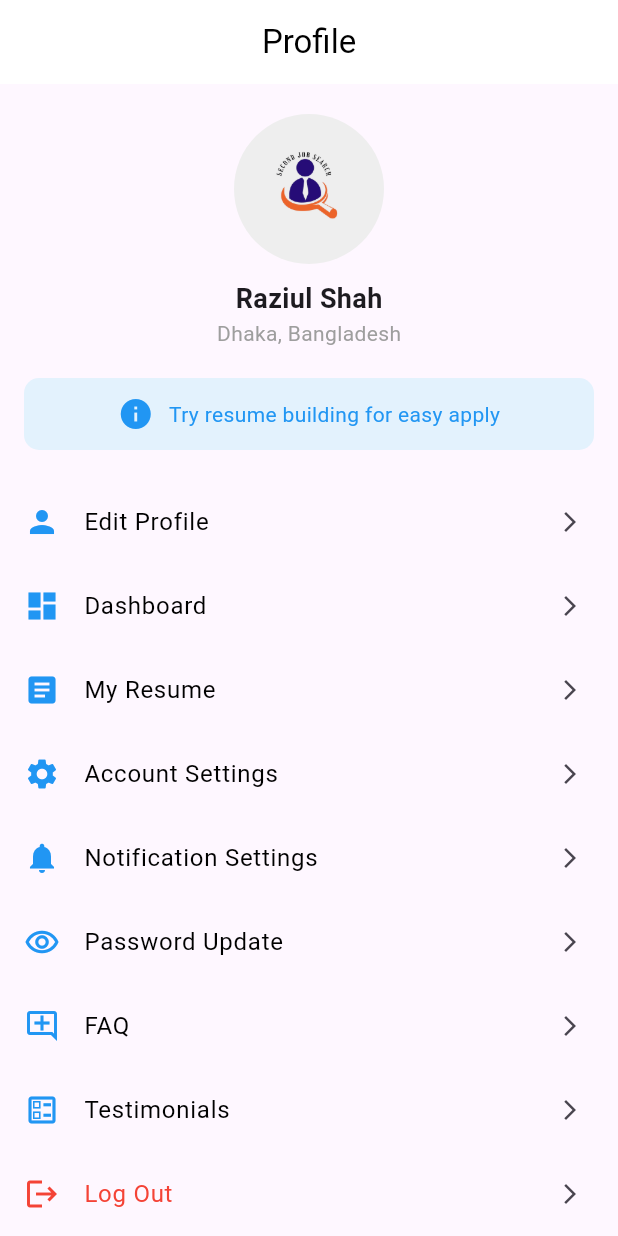
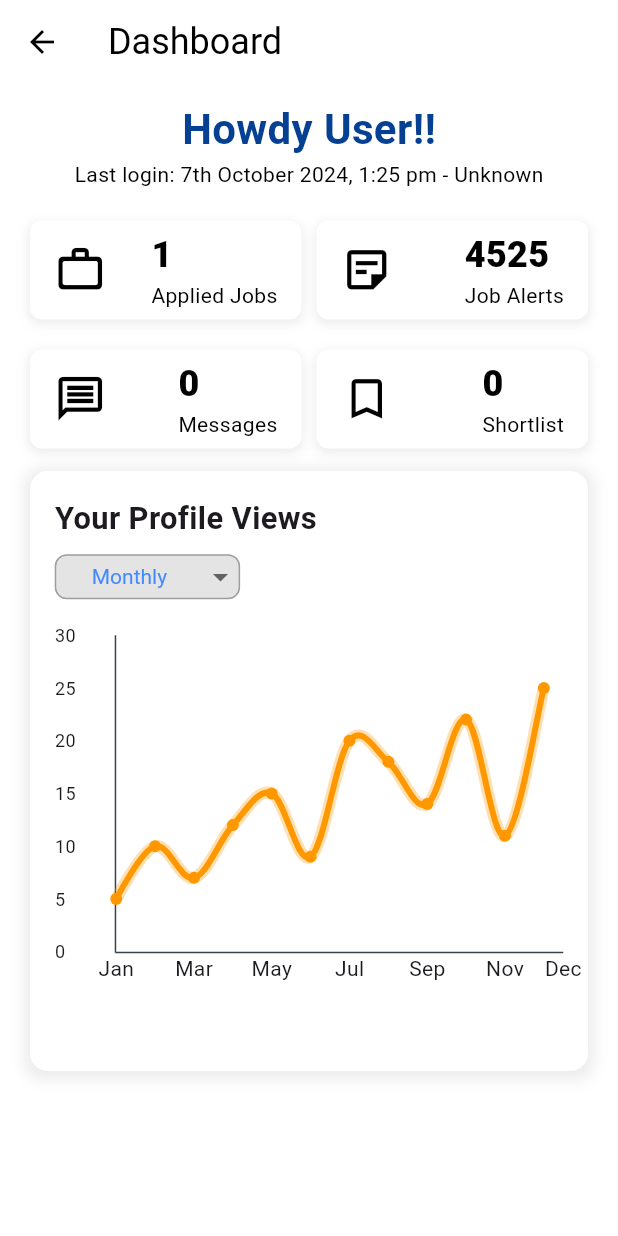
Before and after one commit to Praveen919/Second_Job_Search, a Flutter app: the MyProfilePageScreen screen opened directly, after a tap on "Dashboard", on a phone screen of 412 x 824 dp. Run offline on Flutter 3.47's test engine with Material 3 defaults, Android fonts, the phone set to English and light mode, and no system bars; drawn by our look-alikes of fl_chart; our stand-ins replace font_awesome_flutter, image_picker.

Commit message:
candidate dashboard updated

```diff
--- a/lib/screens/Bottom_navigation/my_profile_page.dart
+++ b/lib/screens/Bottom_navigation/my_profile_page.dart
@@ -3,6 +3,7 @@ import 'package:image_picker/image_picker.dart';
 import 'dart:io';
 
 import 'package:second_job_search/screens/login.dart';
+import 'package:second_job_search/screens/profile_screens/profile_cand_dashboard.dart';
 
 class MyProfilePageScreen extends StatefulWidget {
   const MyProfilePageScreen({super.key});
@@ -99,7 +100,12 @@ class _ProfileScreenState extends State<MyProfilePageScreen> {
                   context,
                   icon: Icons.dashboard,
                   text: 'Dashboard',
-                  onTap: () {},
+                  onTap: () {
+                    Navigator.push(
+                        context,
+                        MaterialPageRoute(
+                            builder: (context) => const Profilescreen()));
+                  },
                 ),
                 _buildOption(
                   context,
@@ -161,9 +167,9 @@ class _ProfileScreenState extends State<MyProfilePageScreen> {
 
   Widget _buildOption(BuildContext context,
       {required IconData icon,
-        required String text,
-        required VoidCallback onTap,
-        bool isLogout = false}) {
+      required String text,
+      required VoidCallback onTap,
+      bool isLogout = false}) {
     return ListTile(
       leading: Icon(icon, color: isLogout ? Colors.red : Colors.blue),
       title: Text(
@@ -290,7 +296,8 @@ class EditProfileScreen extends StatelessWidget {
                       value: "Female",
                       items: const [
                         DropdownMenuItem(value: "Male", child: Text("Male")),
-                        DropdownMenuItem(value: "Female", child: Text("Female")),
+                        DropdownMenuItem(
+                            value: "Female", child: Text("Female")),
                         DropdownMenuItem(value: "Other", child: Text("Other")),
                       ],
                       onChanged: (value) {},
--- /dev/null
+++ b/lib/screens/profile_screens/profile_cand_dashboard.dart
@@ -0,0 +1,596 @@
+import 'package:flutter/material.dart';
+import 'package:fl_chart/fl_chart.dart';
+
+class Profilescreen extends StatelessWidget {
+  const Profilescreen({super.key});
+
+  // Reusable Container Widget
+  Widget _buildInfoContainer({
+    required IconData icon,
+    required String count,
+    required String label,
+    required Color iconColor,
+    required double containerWidth,
+    required Color backgroundColor,
+  }) {
+    return Container(
+      width: containerWidth,
+      margin: const EdgeInsets.symmetric(vertical: 5),
+      decoration: BoxDecoration(
+        color: Colors.white,
+        borderRadius: BorderRadius.circular(8),
+        border: Border.all(color: Colors.white, width: 1),
+        boxShadow: [
+          BoxShadow(
+            color: Colors.grey.withOpacity(0.2),
+            spreadRadius: 1,
+            blurRadius: 5,
+            offset: const Offset(0, 2),
+          ),
+        ],
+      ),
+      child: Row(
+        mainAxisAlignment: MainAxisAlignment.spaceBetween,
+        children: [
+          Padding(
+            padding: const EdgeInsets.fromLTRB(15, 5, 10, 5),
+            child: Icon(
+              icon,
+              size: 35,
+              color: iconColor,
+            ),
+          ),
+          Padding(
+            padding: const EdgeInsets.fromLTRB(10, 5, 15, 5),
+            child: Column(
+              crossAxisAlignment: CrossAxisAlignment.start,
+              children: [
+                Text(
+                  count,
+                  style: TextStyle(
+                      fontWeight: FontWeight.w800,
+                      fontSize: 24,
+                      color: iconColor),
+                ),
+                Text(
+                  label,
+                  style: const TextStyle(
+                    fontWeight: FontWeight.w400,
+                    fontSize: 14,
+                    color: Colors.black,
+                  ),
+                ),
+              ],
+            ),
+          ),
+        ],
+      ),
+    );
+  }
+
+  @override
+  Widget build(BuildContext context) {
+    // Get screen width for responsive layout
+    final screenWidth = MediaQuery.of(context).size.width;
+
+    return Scaffold(
+      backgroundColor: Colors.white, // White background for the entire screen
+      appBar: AppBar(
+        backgroundColor: Colors.white, // White background for AppBar
+        elevation: 0, // Remove shadow
+        leading: IconButton(
+          icon: const Icon(Icons.arrow_back, color: Colors.black),
+          onPressed: () {
+            Navigator.pop(context); // Go back to the previous screen
+          },
+        ),
+        title: const Text(
+          'Dashboard',
+          style: TextStyle(color: Colors.black, fontSize: 24),
+        ),
+      ),
+      body: SingleChildScrollView(
+        scrollDirection: Axis.vertical,
+        child: Padding(
+          padding: const EdgeInsets.symmetric(horizontal: 20),
+          child: Column(
+            children: [
+              const SizedBox(height: 10),
+              const Text(
+                'Howdy User!!',
+                style: TextStyle(
+                    fontWeight: FontWeight.bold,
+                    fontSize: 28,
+                    color: Color.fromARGB(255, 5, 64, 146)),
+              ),
+              const Text(
+                'Last login: 7th October 2024, 1:25 pm - Unknown',
+                style: TextStyle(
+                    fontWeight: FontWeight.w400,
+                    fontSize: 14,
+                    color: Colors.black),
+              ),
+              const SizedBox(height: 16),
+              Row(
+                mainAxisAlignment: MainAxisAlignment.spaceBetween,
+                children: [
+                  Expanded(
+                    child: _buildInfoContainer(
+                      icon: Icons.work_outline_rounded,
+                      count: '1',
+                      label: 'Applied Jobs',
+                      iconColor: Colors.black,
+                      backgroundColor: Colors.purpleAccent,
+                      containerWidth: screenWidth * 0.4, // Responsive width
+                    ),
+                  ),
+                  const SizedBox(width: 10),
+                  Expanded(
+                    child: _buildInfoContainer(
+                      icon: Icons.sticky_note_2_outlined,
+                      count: '4525',
+                      label: 'Job Alerts',
+                      iconColor: Colors.black,
+                      backgroundColor: Colors.black26,
+                      containerWidth: screenWidth * 0.4, // Responsive width
+                    ),
+                  ),
+                ],
+              ),
+              const SizedBox(height: 10),
+              Row(
+                mainAxisAlignment: MainAxisAlignment.spaceBetween,
+                children: [
+                  Expanded(
+                    child: _buildInfoContainer(
+                      icon: Icons.message_outlined,
+                      count: '0',
+                      label: 'Messages',
+                      iconColor: Colors.black,
+                      backgroundColor: Colors.black26,
+                      containerWidth: screenWidth * 0.4, // Responsive width
+                    ),
+                  ),
+                  const SizedBox(width: 10),
+                  Expanded(
+                    child: _buildInfoContainer(
+                      icon: Icons.bookmark_outline,
+                      count: '0',
+                      label: 'Shortlist',
+                      iconColor: Colors.black,
+                      backgroundColor: Colors.black26,
+                      containerWidth: screenWidth * 0.4, // Responsive width
+                    ),
+                  ),
+                ],
+              ),
+              const SizedBox(height: 10),
+              const ProfileViewsChart(),
+            ],
+          ),
+        ),
+      ),
+    );
+  }
+}
+
+class ProfileViewsChart extends StatefulWidget {
+  const ProfileViewsChart({super.key});
+
+  @override
+  _ProfileViewsChartState createState() => _ProfileViewsChartState();
+}
+
+class _ProfileViewsChartState extends State<ProfileViewsChart> {
+  String selectedPeriod = 'Monthly';
+  String? tooltipText;
+
+  final List<FlSpot> dataPoints = [
+    const FlSpot(0, 5),
+    const FlSpot(1, 10),
+    const FlSpot(2, 7),
+    const FlSpot(3, 12),
+    const FlSpot(4, 15),
+    const FlSpot(5, 9),
+    const FlSpot(6, 20),
+    const FlSpot(7, 18),
+    const FlSpot(8, 14),
+    const FlSpot(9, 22),
+    const FlSpot(10, 11),
+    const FlSpot(11, 25),
+  ];
+
+  void onSpotTapped(FlSpot spot) {
+    setState(() {
+      tooltipText = 'Views: ${spot.y.toInt()}';
+    });
+  }
+
+  @override
+  Widget build(BuildContext context) {
+    final screenWidth = MediaQuery.of(context).size.width; // Get screen width
+
+    return Container(
+      height: 400,
+      padding: EdgeInsets.all(screenWidth * 0.04), // Responsive padding
+      decoration: BoxDecoration(
+        color: Colors.white,
+        borderRadius: BorderRadius.circular(12),
+        boxShadow: [
+          BoxShadow(
+            color: Colors.grey.withOpacity(0.2),
+            blurRadius: 8,
+            spreadRadius: 4,
+            offset: const Offset(0, 2),
+          ),
+        ],
+      ),
+      child: Column(
+        crossAxisAlignment: CrossAxisAlignment.start,
+        children: [
+          Text(
+            'Your Profile Views',
+            style: TextStyle(
+              fontWeight: FontWeight.bold,
+              fontSize: screenWidth * 0.05, // Responsive font size
+            ),
+          ),
+          const SizedBox(height: 10),
+          Container(
+            width: screenWidth * 0.3, // Responsive width
+            height: 30,
+            decoration: BoxDecoration(
+              color: const Color.fromARGB(255, 228, 228, 228),
+              borderRadius: BorderRadius.circular(8),
+              border: Border.all(width: 1, color: Colors.grey),
+            ),
+            child: DropdownButton<String>(
+              isExpanded: true,
+              dropdownColor: Colors.white,
+              value: selectedPeriod,
+              items: <String>['Daily', 'Weekly', 'Monthly']
+                  .map<DropdownMenuItem<String>>((String value) {
+                return DropdownMenuItem<String>(
+                  value: value,
+                  child: Center(
+                    child: Text(
+                      value,
+                      style: const TextStyle(color: Colors.blueAccent),
+                    ),
+                  ),
+                );
+              }).toList(),
+              onChanged: (String? newValue) {
+                setState(() {
+                  selectedPeriod = newValue!;
+                });
+              },
+              style: const TextStyle(color: Colors.white), // Text color
+              underline: const SizedBox(), // Remove underline
+              alignment: Alignment.center, // Center align the dropdown text
+            ),
+          ),
+          const SizedBox(height: 16),
+          if (tooltipText != null)
+            Container(
+              padding: const EdgeInsets.all(8),
+              color: Colors.blue,
+              child: Text(
+                tooltipText!,
+                style: const TextStyle(color: Colors.white),
+              ),
+            ),
+          const SizedBox(height: 8),
+          SizedBox(
+            height: 250,
+            child: LineChart(
+              LineChartData(
+                gridData: FlGridData(show: false), // Remove grid lines
+                titlesData: FlTitlesData(
+                  leftTitles: AxisTitles(
+                    sideTitles: SideTitles(
+                      showTitles: true,
+                      reservedSize: 40,
+                      getTitlesWidget: (value, meta) {
+                        return Text(
+                          value.toInt().toString(),
+                          style: const TextStyle(fontSize: 12),
+                        );
+                      },
+                    ),
+                  ),
+                  bottomTitles: AxisTitles(
+                    sideTitles: SideTitles(
+                      showTitles: true,
+                      reservedSize: 38,
+                      getTitlesWidget: (value, meta) {
+                        switch (value.toInt()) {
+                          case 0:
+                            return const Text('Jan');
+                          case 1:
+                            return const Text('Feb');
+                          case 2:
+                            return const Text('Mar');
+                          case 3:
+                            return const Text('Apr');
+                          case 4:
+                            return const Text('May');
+                          case 5:
+                            return const Text('Jun');
+                          case 6:
+                            return const Text('Jul');
+                          case 7:
+                            return const Text('Aug');
+                          case 8:
+                            return const Text('Sep');
+                          case 9:
+                            return const Text('Oct');
+                          case 10:
+                            return const Text('Nov');
+                          case 11:
+                            return const Text('Dec');
+                          default:
+                            return const Text('');
+                        }
+                      },
+                    ),
+                  ),
+                  rightTitles: const AxisTitles(
+                    sideTitles: SideTitles(showTitles: false),
+                  ),
+                  topTitles: const AxisTitles(
+                    sideTitles: SideTitles(showTitles: false),
+                  ),
+                ),
+                borderData: FlBorderData(
+                  show: true,
+                  border: const Border(
+                    left: BorderSide(color: Color(0xff37434d), width: 1),
+                    bottom: BorderSide(color: Color(0xff37434d), width: 1),
+                  ),
+                ),
+                minX: 0,
+                maxX: 11.5,
+                minY: 0,
+                maxY: 30,
+                lineBarsData: [
+                  // Glow Effect: Add a semi-transparent, thicker line
+                  LineChartBarData(
+                    spots: dataPoints,
+                    isCurved: true,
+                    color: Colors.orange
+                        .withOpacity(0.3), // Semi-transparent orange
+                    barWidth: 8, // Thicker for glow
+                    belowBarData: BarAreaData(show: false),
+                    dotData: const FlDotData(show: false),
+                  ),
+                  // Main Line: Thin and bright
+                  LineChartBarData(
+                    spots: dataPoints,
+                    isCurved: true,
+                    color: Colors.orange, // Bright orange
+                    barWidth: 4,
+                    belowBarData: BarAreaData(show: false),
+                    dotData: const FlDotData(show: true),
+                  ),
+                ],
+              ),
+            ),
+          ),
+        ],
+      ),
+    );
+  }
+}
+
+class ProfileViewsChart1 extends StatefulWidget {
+  const ProfileViewsChart1({super.key});
+
+  @override
+  _ProfileViewsChartState createState() => _ProfileViewsChartState();
+}
+
+class _ProfileViewsChartState1 extends State<ProfileViewsChart> {
+  String selectedPeriod = 'Monthly';
+  String? tooltipText;
+
+  final List<FlSpot> dataPoints = [
+    const FlSpot(0, 5),
+    const FlSpot(1, 10),
+    const FlSpot(2, 7),
+    const FlSpot(3, 12),
+    const FlSpot(4, 15),
+    const FlSpot(5, 9),
+    const FlSpot(6, 20),
+    const FlSpot(7, 18),
+    const FlSpot(8, 14),
+    const FlSpot(9, 22),
+    const FlSpot(10, 11),
+    const FlSpot(11, 25),
+  ];
+
+  void onSpotTapped(FlSpot spot) {
+    setState(() {
+      tooltipText = 'Views: ${spot.y.toInt()}';
+    });
+  }
+
+  @override
+  Widget build(BuildContext context) {
+    final screenWidth = MediaQuery.of(context).size.width; // Get screen width
+
+    return Container(
+      height: 400,
+      padding: EdgeInsets.all(screenWidth * 0.04), // Responsive padding
+      decoration: BoxDecoration(
+        color: Colors.white,
+        borderRadius: BorderRadius.circular(12),
+        boxShadow: [
+          BoxShadow(
+            color: Colors.grey.withOpacity(0.2),
+            blurRadius: 8,
+            spreadRadius: 4,
+            offset: const Offset(0, 2),
+          ),
+        ],
+      ),
+      child: Column(
+        crossAxisAlignment: CrossAxisAlignment.start,
+        children: [
+          Text(
+            'Your Profile Views',
+            style: TextStyle(
+              fontWeight: FontWeight.bold,
+              fontSize: screenWidth * 0.05, // Responsive font size
+            ),
+          ),
+          const SizedBox(height: 10),
+          Container(
+            width: screenWidth * 0.3, // Responsive width
+            height: 30,
+            decoration: BoxDecoration(
+              color: const Color.fromARGB(255, 228, 228, 228),
+              borderRadius: BorderRadius.circular(8),
+              border: Border.all(width: 1, color: Colors.grey),
+            ),
+            child: DropdownButton<String>(
+              isExpanded: true,
+              dropdownColor: Colors.white,
+              value: selectedPeriod,
+              items: <String>['Daily', 'Weekly', 'Monthly']
+                  .map<DropdownMenuItem<String>>((String value) {
+                return DropdownMenuItem<String>(
+                  value: value,
+                  child: Center(
+                    child: Text(
+                      value,
+                      style: const TextStyle(color: Colors.blueAccent),
+                    ),
+                  ),
+                );
+              }).toList(),
+              onChanged: (String? newValue) {
+                setState(() {
+                  selectedPeriod = newValue!;
+                });
+              },
+              style: const TextStyle(color: Colors.white), // Text color
+              underline: const SizedBox(), // Remove underline
+              alignment: Alignment.center, // Center align the dropdown text
+            ),
+          ),
+          const SizedBox(height: 16),
+          if (tooltipText != null)
+            Container(
+              padding: const EdgeInsets.all(8),
+              color: Colors.blue,
+              child: Text(
+                tooltipText!,
+                style: const TextStyle(color: Colors.white),
+              ),
+            ),
+          const SizedBox(height: 8),
+          SizedBox(
+            height: 250,
+            child: LineChart(
+              LineChartData(
+                gridData: FlGridData(
+                  show: true,
+                  horizontalInterval: 1,
+                  getDrawingHorizontalLine: (value) {
+                    return const FlLine(
+                      color: Color(0xffe7e7e7),
+                      strokeWidth: 1,
+                    );
+                  },
+                  getDrawingVerticalLine: (value) {
+                    return const FlLine(
+                      color: Color(0xffe7e7e7),
+                      strokeWidth: 1,
+                    );
+                  },
+                ),
+                titlesData: FlTitlesData(
+                  leftTitles: AxisTitles(
+                    sideTitles: SideTitles(
+                      showTitles: true,
+                      reservedSize: 40,
+                      getTitlesWidget: (value, meta) {
+                        return Text(
+                          value.toInt().toString(),
+                          style: const TextStyle(fontSize: 12),
+                        );
+                      },
+                    ),
+                  ),
+                  bottomTitles: AxisTitles(
+                    sideTitles: SideTitles(
+                      showTitles: true,
+                      reservedSize: 38,
+                      getTitlesWidget: (value, meta) {
+                        switch (value.toInt()) {
+                          case 0:
+                            return const Text('Jan');
+                          case 1:
+                            return const Text('Feb');
+                          case 2:
+                            return const Text('Mar');
+                          case 3:
+                            return const Text('Apr');
+                          case 4:
+                            return const Text('May');
+                          case 5:
+                            return const Text('Jun');
+                          case 6:
+                            return const Text('Jul');
+                          case 7:
+                            return const Text('Aug');
+                          case 8:
+                            return const Text('Sep');
+                          case 9:
+                            return const Text('Oct');
+                          case 10:
+                            return const Text('Nov');
+                          case 11:
+                            return const Text('Dec');
+                          default:
+                            return const Text('');
+                        }
+                      },
+                    ),
+                  ),
+                  rightTitles: const AxisTitles(
+                    sideTitles: SideTitles(showTitles: false),
+                  ),
+                  topTitles: const AxisTitles(
+                    sideTitles: SideTitles(showTitles: false),
+                  ),
+                ),
+                borderData: FlBorderData(
+                  show: true,
+                  border: const Border(
+                    left: BorderSide(color: Color(0xff37434d), width: 1),
+                    bottom: BorderSide(color: Color(0xff37434d), width: 1),
+                  ),
+                ),
+                minX: 0,
+                maxX: 11.5,
+                minY: 0,
+                maxY: 30,
+                lineBarsData: [
+                  LineChartBarData(
+                    spots: dataPoints,
+                    isCurved: false,
+                    color: const Color.fromARGB(255, 18, 96, 214),
+                    dotData: const FlDotData(show: true),
+                    belowBarData: BarAreaData(show: false),
+                  ),
+                ],
+              ),
+            ),
+          ),
+        ],
+      ),
+    );
+  }
+}
--- a/pubspec.yaml
+++ b/pubspec.yaml
@@ -40,6 +40,8 @@ dependencies:
 dev_dependencies:
   flutter_test:
     sdk: flutter
+  image_picker: ^1.1.2
+  fl_chart: ^0.69.0
 
   # The "flutter_lints" package below contains a set of recommended lints to
   # encourage good coding practices. The lint set provided by the package is
```
Also changed, not shown: pubspec.lock, 5 other files.
